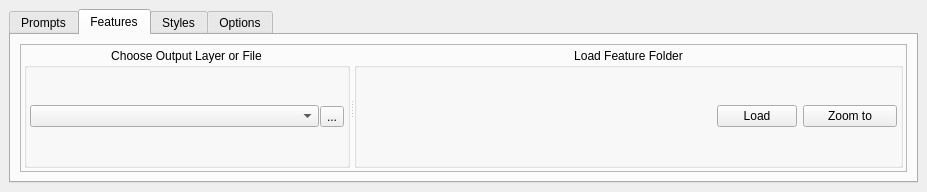
First picture: the form in ui/Selector.ui, repository coolzhao/Geo-SAM, before the edit.
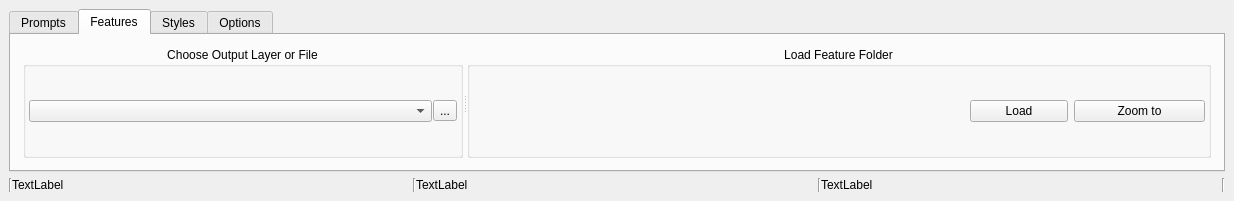
Second picture: the form after the edit. The open tabs and pages were chosen to show the change. Custom widgets are drawn as their Qt base class.

Commit message: add status bar for showing information

```diff
--- a/ui/Selector.ui
+++ b/ui/Selector.ui
@@ -6,8 +6,8 @@
    <rect>
     <x>0</x>
     <y>0</y>
-    <width>927</width>
-    <height>192</height>
+    <width>1234</width>
+    <height>201</height>
    </rect>
   </property>
   <property name="sizePolicy">
@@ -394,7 +394,7 @@
         <item>
          <widget class="QFrame" name="frame">
           <property name="frameShape">
-           <enum>QFrame::StyledPanel</enum>
+           <enum>QFrame::NoFrame</enum>
           </property>
           <property name="frameShadow">
            <enum>QFrame::Raised</enum>
@@ -975,6 +975,97 @@
       </widget>
      </widget>
     </item>
+    <item>
+     <widget class="QFrame" name="Status">
+      <property name="sizePolicy">
+       <sizepolicy hsizetype="Preferred" vsizetype="Fixed">
+        <horstretch>0</horstretch>
+        <verstretch>0</verstretch>
+       </sizepolicy>
+      </property>
+      <property name="frameShape">
+       <enum>QFrame::NoFrame</enum>
+      </property>
+      <property name="frameShadow">
+       <enum>QFrame::Raised</enum>
+      </property>
+      <layout class="QHBoxLayout" name="horizontalLayout_7" stretch="0,3,0,3,0,3,0">
+       <property name="spacing">
+        <number>0</number>
+       </property>
+       <property name="leftMargin">
+        <number>0</number>
+       </property>
+       <property name="topMargin">
+        <number>0</number>
+       </property>
+       <property name="rightMargin">
+        <number>0</number>
+       </property>
+       <property name="bottomMargin">
+        <number>0</number>
+       </property>
+       <item>
+        <widget class="Line" name="line_3">
+         <property name="orientation">
+          <enum>Qt::Vertical</enum>
+         </property>
+        </widget>
+       </item>
+       <item>
+        <widget class="QLabel" name="labelPrompts">
+         <property name="lineWidth">
+          <number>0</number>
+         </property>
+         <property name="text">
+          <string>TextLabel</string>
+         </property>
+        </widget>
+       </item>
+       <item>
+        <widget class="Line" name="line">
+         <property name="orientation">
+          <enum>Qt::Vertical</enum>
+         </property>
+        </widget>
+       </item>
+       <item>
+        <widget class="QLabel" name="labelPolygons">
+         <property name="lineWidth">
+          <number>0</number>
+         </property>
+         <property name="text">
+          <string>TextLabel</string>
+         </property>
+        </widget>
+       </item>
+       <item>
+        <widget class="Line" name="line_2">
+         <property name="orientation">
+          <enum>Qt::Vertical</enum>
+         </property>
+        </widget>
+       </item>
+       <item>
+        <widget class="QLabel" name="labelModes">
+         <property name="lineWidth">
+          <number>0</number>
+         </property>
+         <property name="text">
+          <string>TextLabel</string>
+         </property>
+        </widget>
+       </item>
+       <item>
+        <widget class="Line" name="line_4">
+         <property name="orientation">
+          <enum>Qt::Vertical</enum>
+         </property>
+        </widget>
+       </item>
+      </layout>
+     </widget>
+    </item>
    </layout>
   </widget>
  </widget>
```
